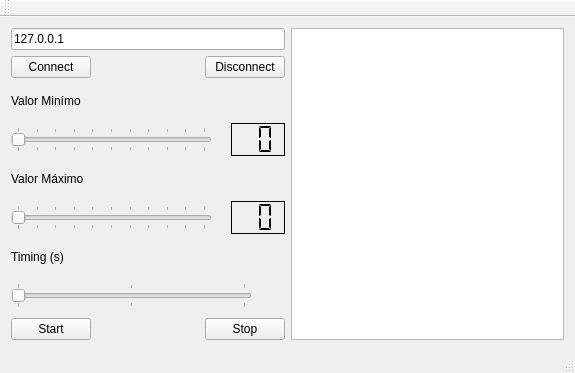
The window that QtTcpClientProducer/mainwindow.ui (HemersonRafael/Supervisory) describes before a commit, drawn with Qt 5.
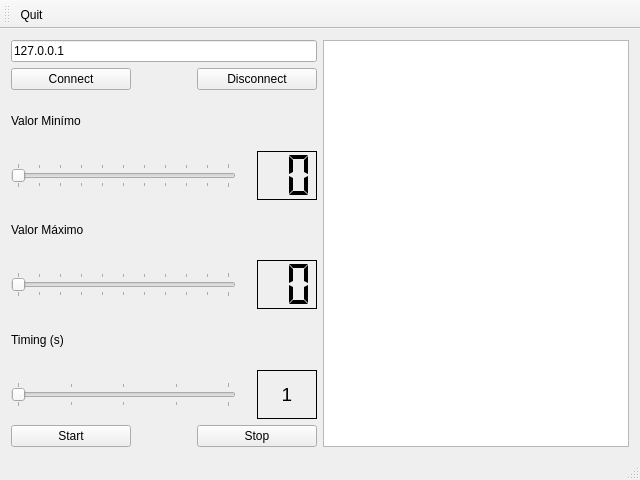
The same window after the commit.

What changed in the file:
```diff
--- a/QtTcpClientProducer/mainwindow.ui
+++ b/QtTcpClientProducer/mainwindow.ui
@@ -6,8 +6,8 @@
    <rect>
     <x>0</x>
     <y>0</y>
-    <width>575</width>
-    <height>373</height>
+    <width>640</width>
+    <height>480</height>
    </rect>
   </property>
   <property name="windowTitle">
@@ -26,7 +26,7 @@
      <widget class="QTextBrowser" name="textBrowser"/>
     </item>
     <item row="1" column="0">
-     <layout class="QHBoxLayout" name="horizontalLayout">
+     <layout class="QHBoxLayout" name="horizontalLayout" stretch="40,20,40">
       <item>
        <widget class="QPushButton" name="pushButtonConnect">
         <property name="text">
@@ -173,14 +173,14 @@
      </widget>
     </item>
     <item row="7" column="0">
-     <layout class="QHBoxLayout" name="horizontalLayout_5" stretch="90,10">
+     <layout class="QHBoxLayout" name="horizontalLayout_5" stretch="75,5,20">
       <item>
        <widget class="QSlider" name="horizontalSliderTiming">
         <property name="minimum">
          <number>1</number>
         </property>
         <property name="maximum">
-         <number>3</number>
+         <number>5</number>
         </property>
         <property name="orientation">
          <enum>Qt::Horizontal</enum>
@@ -193,17 +193,53 @@
         </property>
        </widget>
       </item>
+      <item>
+       <spacer name="horizontalSpacer_5">
+        <property name="orientation">
+         <enum>Qt::Horizontal</enum>
+        </property>
+        <property name="sizeHint" stdset="0">
+         <size>
+          <width>13</width>
+          <height>20</height>
+         </size>
+        </property>
+       </spacer>
+      </item>
       <item>
        <widget class="QLabel" name="labelTiming">
+        <property name="font">
+         <font>
+          <pointsize>14</pointsize>
+         </font>
+        </property>
+        <property name="focusPolicy">
+         <enum>Qt::NoFocus</enum>
+        </property>
+        <property name="contextMenuPolicy">
+         <enum>Qt::DefaultContextMenu</enum>
+        </property>
+        <property name="frameShape">
+         <enum>QFrame::Box</enum>
+        </property>
+        <property name="frameShadow">
+         <enum>QFrame::Plain</enum>
+        </property>
         <property name="text">
-         <string/>
+         <string>1</string>
+        </property>
+        <property name="textFormat">
+         <enum>Qt::RichText</enum>
+        </property>
+        <property name="alignment">
+         <set>Qt::AlignCenter</set>
         </property>
        </widget>
       </item>
      </layout>
     </item>
     <item row="8" column="0">
-     <layout class="QHBoxLayout" name="horizontalLayout_2">
+     <layout class="QHBoxLayout" name="horizontalLayout_2" stretch="40,20,40">
       <item>
        <widget class="QPushButton" name="pushButtonConnectStart">
         <property name="text">
@@ -252,8 +288,14 @@
    <attribute name="toolBarBreak">
     <bool>false</bool>
    </attribute>
+   <addaction name="actionQuit"/>
   </widget>
   <widget class="QStatusBar" name="statusBar"/>
+  <action name="actionQuit">
+   <property name="text">
+    <string>Quit</string>
+   </property>
+  </action>
  </widget>
  <layoutdefault spacing="6" margin="11"/>
  <resources/>
```
Left out of the diff: 30 changed lines with no effect on the pictures.
